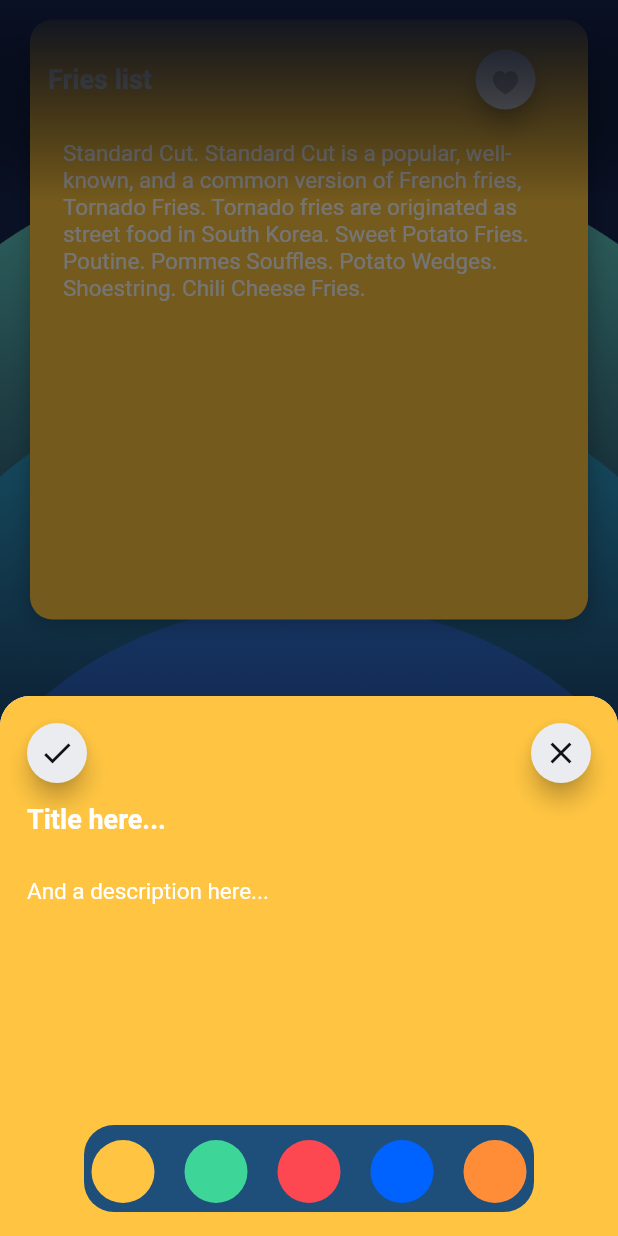
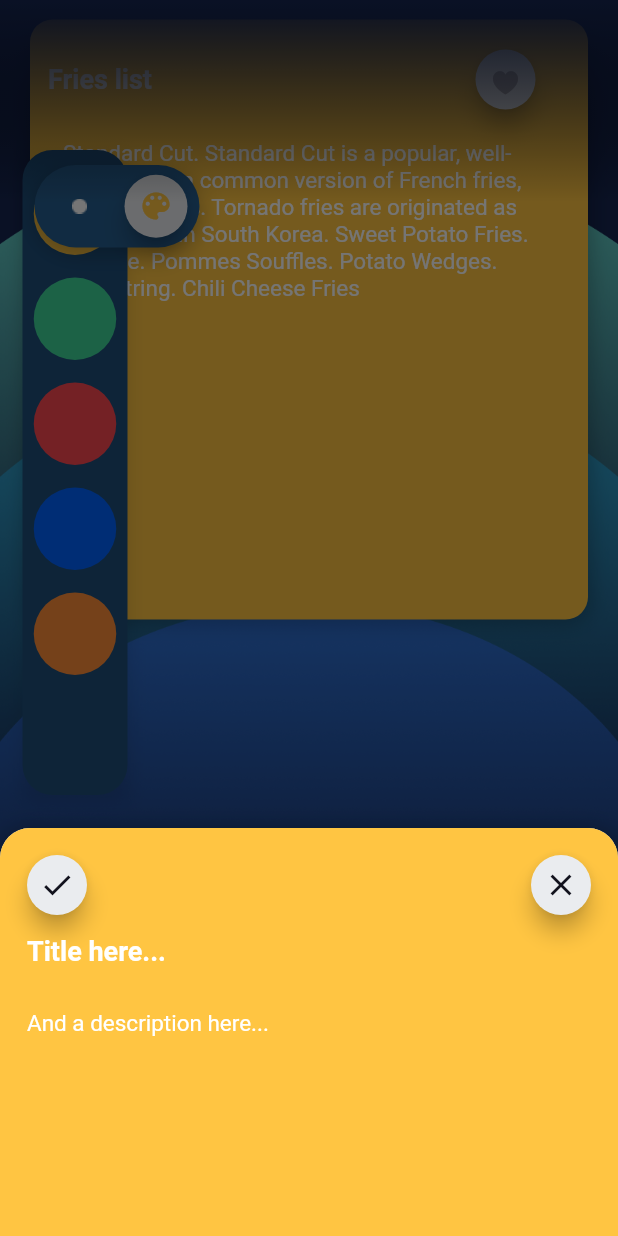
Before and after one commit to Andres-GP/Notastic-App, a Flutter app: the HomeScreen screen opened directly, after a tap on the "add" icon, on a phone screen of 412 x 824 dp. Run offline on Flutter 3.47's test engine with Material 2 defaults, Android fonts, the light colour scheme and no system bars; drawn by our look-alikes of lite_rolling_switch; our stand-ins replace after_layout, shared_preferences; accounts and stored records are empty.

Commit message:
Color selector moved and ui done, realtime color changing added, colors changed modal added and working(Tested)

```diff
--- a/lib/note_operation.dart
+++ b/lib/note_operation.dart
@@ -9,7 +9,7 @@ class NoteOperation extends ChangeNotifier {
   }
 
   NoteOperation() {
-    addNewNote('Fries list', 'Standard Cut. Standard Cut is a popular, well-known, and a common version of French fries, Tornado Fries. Tornado fries are originated as street food in South Korea. Sweet Potato Fries. Poutine. Pommes Souffles. Potato Wedges. Shoestring. Chili Cheese Fries.');
+    addNewNote('Fries list', 'Standard Cut. Standard Cut is a popular, well-known, and a common version of French fries, Tornado Fries. Tornado fries are originated as street food in South Korea. Sweet Potato Fries. Poutine. Pommes Souffles. Potato Wedges. Shoestring. Chili Cheese Fries');
   }
 
   void addNewNote(String title, String description) {
--- a/lib/ui/add_note_button.dart
+++ b/lib/ui/add_note_button.dart
@@ -3,8 +3,11 @@ import 'package:flutter/material.dart';
 import 'package:notastic_app/note_operation.dart';
 import 'package:notastic_app/ui/utils/colors.dart';
 import 'package:provider/provider.dart';
+import 'color_picker.dart';
 
-import 'color_picker.dart';
+
+
+
 
 class AddNoteButton extends StatefulWidget {
   @override
@@ -21,7 +24,6 @@ class _AddNoteButtonState extends State<AddNoteButton> {
           margin: const EdgeInsets.only(top: 440),
           child: FloatingActionButton(
             onPressed: () => showModalBottomSheet(
-
               shape: RoundedRectangleBorder(
                 borderRadius: BorderRadius.vertical(
                   top: Radius.circular(20),
@@ -47,8 +49,19 @@ class _AddNoteButtonState extends State<AddNoteButton> {
 
     child: Stack(
       children: [
-        ColorPickerWidget(),
         Container(
+          decoration: BoxDecoration(
+            color: colorPickerColor,
+            borderRadius: BorderRadius.only(topRight: Radius.circular(20), topLeft: Radius.circular(20)),
+            boxShadow: [
+              BoxShadow(
+                color: Colors.black26,
+                blurRadius: 12.0,
+                spreadRadius: 1.0,
+                offset: Offset(1.0, 1.0), // shadow direction: bottom right
+              )
+            ],
+          ),
           padding: EdgeInsets.all(18),
           child: Column(
             mainAxisSize: MainAxisSize.min,
@@ -58,7 +71,6 @@ class _AddNoteButtonState extends State<AddNoteButton> {
                   Container(
                     width: 40,
                     height: 40,
-
                     child: FloatingActionButton(
                       onPressed: () {
                         Provider.of<NoteOperation>(context, listen: false).addNewNote(titleText, descriptionText);
@@ -75,10 +87,11 @@ class _AddNoteButtonState extends State<AddNoteButton> {
                   Container(
                     width: 40,
                     height: 40,
-
                     child: FloatingActionButton(
-                      onPressed: () => Navigator.of(context).pop(),
                       backgroundColor: AppColor.colorPickerButtonBackgroundColor,
+                      onPressed: () {
+                        Navigator.pop(context);
+                      },
 
                       child: Icon(Icons.close,
                         color: AppColor.colorPickerButtonIconColor,
@@ -125,6 +138,11 @@ class _AddNoteButtonState extends State<AddNoteButton> {
                   descriptionText = value;
                 },
               ),
+              Container(
+                color: Colors.transparent,
+                width: double.infinity,
+                height: 100,
+              )
             ],
           ),
         )
--- a/lib/ui/color_picker.dart
+++ b/lib/ui/color_picker.dart
@@ -1,9 +1,17 @@
+import 'package:flutter/foundation.dart';
 import 'package:flutter/material.dart';
+import 'package:notastic_app/ui/refresh_screen.dart';
+import 'package:notastic_app/ui/utils/app_images.dart';
 import 'package:notastic_app/ui/utils/colors.dart';
+import 'package:flutter/cupertino.dart';
+
+import 'notes_section.dart';
+
 
 
 
 Color colorPickerColor = AppColor.colorPickerYellow;
+
 
 //UI
 class ColorPickerWidget extends StatefulWidget {
@@ -16,17 +24,24 @@ class _ColorPickerWidgetState extends State<ColorPickerWidget> {
 
   @override
   Widget build(BuildContext context) {
-    return Container(
+    return Stack(
+      clipBehavior: Clip.none,
+        children: [
+          Container(
+              margin: EdgeInsets.only(top: 100, left: 15),
+              padding: EdgeInsets.all(0),
+              height: 430,
               decoration: BoxDecoration(
-            color: colorPickerColor,
-            borderRadius: BorderRadius.vertical(
-              top: Radius.circular(20),
+                boxShadow: [
+                  BoxShadow(
+                    color: Colors.black12,
+                    blurRadius: 10.0,
+                    spreadRadius: 0.0,
+                    offset: Offset(0.0, 4.0), // shadow direction: bottom right
                   )
+                ],
               ),
-        padding: EdgeInsets.all(16),
-        height: 360,
               child: Container(
-          margin: const EdgeInsets.only(top: 270),
                 child: MyColorPicker(
                     onSelectColor: (value) {
                       setState(() {
@@ -42,6 +57,48 @@ class _ColorPickerWidgetState extends State<ColorPickerWidget> {
                     ],
                     initialColor: Colors.yellow),
               )
+          ),
+          Positioned(
+            top: 110,
+            left: 23,
+            child: Container(
+              width: 110,
+              height: 55,
+              decoration: BoxDecoration(
+                color: AppColor.colorPickerButtonContainerColor,
+                borderRadius: BorderRadius.circular(40),
+                boxShadow: [
+                  BoxShadow(
+                    color: Colors.black26,
+                    blurRadius: 13.0,
+                    spreadRadius: 0.0,
+                    offset: Offset(0.0, 4.0), // shadow direction: bottom right
+                  )
+                ],
+              ),
+              child: Row(
+                children: [
+                  Container(
+                    height: 10,
+                    width: 60,
+                    child: Image.asset(AppImages.menuWhiteDot),
+                  ),
+                  Container(
+                    width: 42,
+                    height: 42,
+                    child: FloatingActionButton(
+                      onPressed: () {},
+                      backgroundColor: AppColor.colorPickerButtonBackgroundColor,
+                      child: Icon(Icons.color_lens_rounded,
+                        color: AppColor.colorPickerButtonIconColorFolded,
+                      ),
+                    ),
+                  ),
+                ],
+              ),
+            ),
+          )
+        ]
       );
   }
 }
@@ -79,33 +136,34 @@ class _MyColorPickerState extends State<MyColorPicker> {
   @override
   Widget build(BuildContext context) {
     return Container(
-      margin: const EdgeInsets.only(left: 40, right: 40),
       decoration: BoxDecoration(
         color: AppColor.colorPickerContainerColor,
         borderRadius: BorderRadius.circular(20),
       ),
-      width: double.infinity,
-      height: 200,
-      child: GridView.builder(
-        gridDelegate: SliverGridDelegateWithMaxCrossAxisExtent(
-            maxCrossAxisExtent: 50,
-            childAspectRatio: 1 / 1,
-            crossAxisSpacing: 10,
-            mainAxisSpacing: 10),
+      width: 70,
+      height: 100,
+      child: Container(
+        child: ListView.builder(
           itemCount: widget.availableColors.length,
           itemBuilder: (context, index) {
             final itemColor = widget.availableColors[index];
             return InkWell(
               onTap: () {
+                Navigator.push(
+                  context,
+                  MaterialPageRoute(builder: (context) => RefreshScreen()),
+                );
+
+
                 widget.onSelectColor(itemColor);
                 setState(() {
                   _pickedColor = itemColor;
                 });
               },
               child: Container(
-              margin: const EdgeInsets.only(top: 10),
-              width: 30,
-              height: 30,
+                margin: const EdgeInsets.only(top: 15),
+                width: 55,
+                height: 55,
                 decoration: BoxDecoration(
                     color: itemColor,
                     shape: widget.circleItem == true
@@ -123,6 +181,7 @@ class _MyColorPickerState extends State<MyColorPicker> {
             );
           },
         ),
+      ),
     );
   }
 }
--- a/lib/ui/home_screen.dart
+++ b/lib/ui/home_screen.dart
@@ -26,6 +26,7 @@ class _HomeScreenState extends State<HomeScreen> {
             NotesSection(),
             AddNoteButton(),
             //FavoritesScreen(),
+            ColorPickerWidget(),
             NavigationWidget(),
             LinearGradientBorderTop(),
           ],
--- a/lib/ui/note.dart
+++ b/lib/ui/note.dart
@@ -1,3 +1,5 @@
+import 'dart:ui';
+
 class Note {
   String title;
   String description;
--- a/lib/ui/note_card.dart
+++ b/lib/ui/note_card.dart
@@ -28,8 +28,7 @@ class _NoteCardState extends State<NoteCard> {
       height: 400,
       margin: const EdgeInsets.only(top: 13, bottom: 12, left: 20, right: 20),
       decoration: BoxDecoration(
-        //TODO add color retrieve of the constructed card
-        color: colorPickerColor, /*AppColor.colorPickerBlue,*/
+        color: colorPickerColor,
         borderRadius: BorderRadius.circular(15),
         boxShadow: [
           BoxShadow(
--- a/lib/ui/notes_section.dart
+++ b/lib/ui/notes_section.dart
@@ -7,6 +7,7 @@ import 'package:notastic_app/ui/utils/colors.dart';
 import 'package:provider/provider.dart';
 
 import '../note_operation.dart';
+import 'color_picker.dart';
 import 'note_card.dart';
 
 
@@ -16,6 +17,7 @@ class NotesSection extends StatefulWidget {
 }
 
 class _NotesSectionState extends State<NotesSection> with SingleTickerProviderStateMixin {
+
 
   @override
   Widget build(BuildContext context) {
@@ -34,8 +36,7 @@ class _NotesSectionState extends State<NotesSection> with SingleTickerProviderSt
                               setState(() {
                                 item.removeAt(index);
                               });
-                            },
-                            child: NoteCard(data.getNotes[index]),
+                            }, child: NoteCard(data.getNotes[index]),
                           );
                         }
                     );
--- a/lib/ui/utils/app_images.dart
+++ b/lib/ui/utils/app_images.dart
@@ -3,6 +3,7 @@ class BackgroundImages {
   static const String backgroundImagesPath = 'assets/background/';
 
   static const String backgroundShapes = backgroundImagesPath + 'background_shapes.png';
+  static const String backgroundModalShapes = backgroundImagesPath + 'modal_background_shapes.png';
 }
 
 class AppTooltipImages {
@@ -18,5 +19,10 @@ class AppTooltipImages {
 }
 
 class AppImages {
-  //
+
+  ///Details
+  static const String detailsImagesPath = 'assets/details/';
+
+  //menu
+  static const String menuWhiteDot = detailsImagesPath + 'menu_white_dot.png';
 }
--- a/lib/ui/utils/colors.dart
+++ b/lib/ui/utils/colors.dart
@@ -26,11 +26,17 @@ class AppColor {
   static const Color colorPickerRed = Color(0xffFD4851);
   static const Color colorPickerBlue = Color(0xff0062FF);
   static const Color colorPickerOrange = Color(0xffFF8D38);
+  static const Color colorPickerCloseButton = Color(0xff265E8F);
 
   static const Color colorPickerContainerColor = Color(0xff1E4F7B);
 
   static const Color colorPickerButtonBackgroundColor = Color(0xffEAECEF);
   static const Color colorPickerButtonIconColor = Color(0xff12121D);
+
+  static const Color colorPickerButtonIconColorFolded = Color(0xffFFC542);
+  static const Color colorPickerButtonIconColorUnFolded = Color(0xffFD4851);
+
+  static const Color colorPickerButtonContainerColor = Color(0xff265E8F);
 
 
   //Notes
--- a/pubspec.yaml
+++ b/pubspec.yaml
@@ -60,6 +60,7 @@ flutter:
     - assets/
     - assets/background/
     - assets/tooltips/
+    - assets/details/
 
   # To add assets to your application, add an assets section, like this:
   # assets:
```
Also changed, not shown: lib/ui/refresh_screen.dart (added, +82 -0 lines), assets/background/modal_background_shapes.png (added), assets/details/menu_white_dot.png (added). Lines whose indentation alone changed are shown as unchanged.
